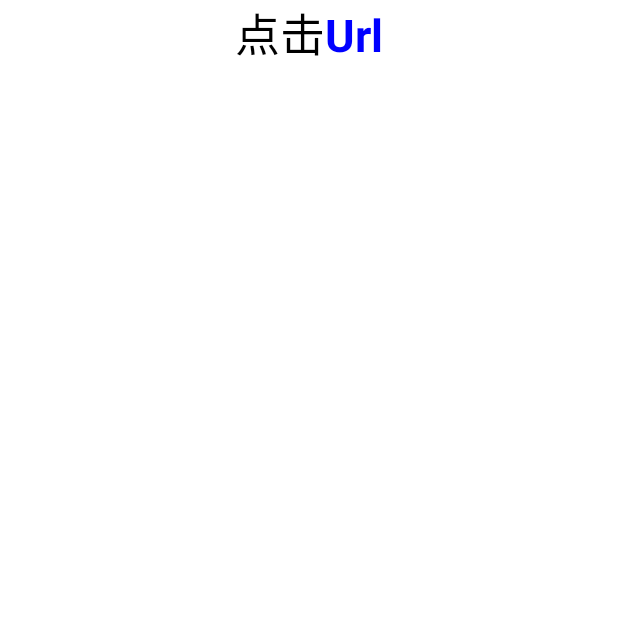
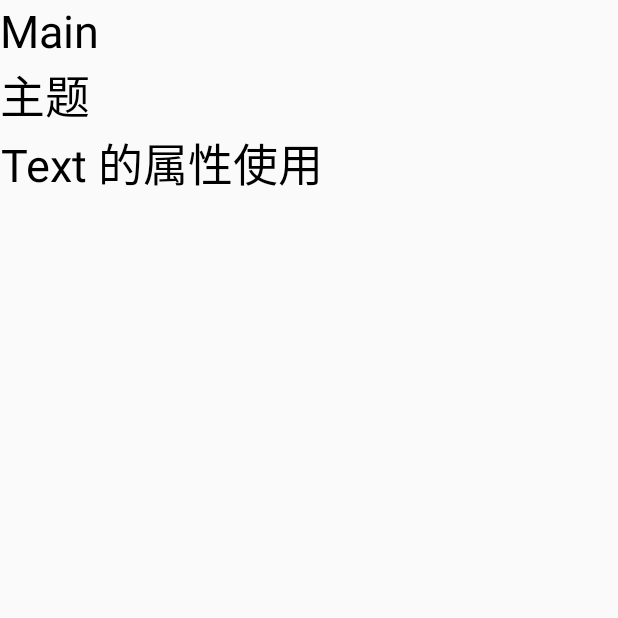
Before and after one commit to anlonglong/JetpackComposeBookLearn, an Android app built with Jetpack Compose: the screen it shows after launch (TextDisplayActivity before the commit, CategoryActivity after it), on a phone screen of 412 x 824 dp, the top half of it. Run offline under Robolectric (Android 15) with nearby library versions, the phone set to English and light mode, and no system bars.

Commit message:
添加Category Activity

```diff
--- a/app/src/main/AndroidManifest.xml
+++ b/app/src/main/AndroidManifest.xml
@@ -14,13 +14,13 @@
         android:theme="@style/Theme.JetpackComposeBookLearn"
         tools:targetApi="31">
         <activity
-            android:name=".CategoryActivity"
+            android:name=".chapter2.TextDisplayActivity"
             android:exported="false" />
         <activity
             android:name=".chapter2.ThemeActivity"
             android:exported="false" />
         <activity
-            android:name=".chapter2.TextDisplayActivity"
+            android:name=".CategoryActivity"
             android:exported="true"
             android:label="@string/app_name"
             android:theme="@style/Theme.JetpackComposeBookLearn">
--- a/app/src/main/java/com/longlong/an/jetpackcomposebooklearn/CategoryActivity.java
+++ /dev/null
@@ -1,14 +0,0 @@
-package com.longlong.an.jetpackcomposebooklearn;
-
-import androidx.appcompat.app.AppCompatActivity;
-
-import android.os.Bundle;
-
-public class CategoryActivity extends AppCompatActivity {
-
-    @Override
-    protected void onCreate(Bundle savedInstanceState) {
-        super.onCreate(savedInstanceState);
-        setContentView(R.layout.activity_category);
-    }
-}
--- /dev/null
+++ b/app/src/main/java/com/longlong/an/jetpackcomposebooklearn/CategoryActivity.kt
@@ -0,0 +1,70 @@
+package com.longlong.an.jetpackcomposebooklearn
+
+import android.content.Context
+import android.content.Intent
+import android.os.Bundle
+import android.view.View
+import android.view.ViewGroup
+import android.widget.TextView
+import androidx.appcompat.app.AppCompatActivity
+import androidx.recyclerview.widget.LinearLayoutManager
+import androidx.recyclerview.widget.RecyclerView
+import com.longlong.an.jetpackcomposebooklearn.chapter2.TextDisplayActivity
+import com.longlong.an.jetpackcomposebooklearn.chapter2.ThemeActivity
+
+class CategoryActivity : AppCompatActivity() {
+
+    private val recycle: RecyclerView by lazy {
+        findViewById(R.id.recycle_view)
+    }
+
+    private val recycleData: MutableList<ItemInfo> by lazy {
+        mutableListOf(
+            ItemInfo("Main",this.baseContext,MainActivity::class.java),
+            ItemInfo("主题",this.baseContext,ThemeActivity::class.java),
+            ItemInfo("Text 的属性使用",this.application, TextDisplayActivity::class.java)
+        )
+    }
+
+    override fun onCreate(savedInstanceState: Bundle?) {
+        super.onCreate(savedInstanceState)
+        setContentView(R.layout.activity_category)
+        recycle.layoutManager = LinearLayoutManager(this, RecyclerView.VERTICAL, false)
+        recycle.adapter = CategoryAdapter(recycleData)
+    }
+
+    inner class CategoryAdapter(private val data: MutableList<ItemInfo>) :
+        RecyclerView.Adapter<CategoryViewHolder>() {
+
+        override fun onCreateViewHolder(parent: ViewGroup, viewType: Int): CategoryViewHolder {
+            return CategoryViewHolder(
+                View.inflate(
+                    parent.context,
+                    R.layout.category_item,
+                    null
+                )
+            ).also { vh ->
+                vh.itemText.setOnClickListener {
+                    val itemInfo = this.data[vh.adapterPosition]
+                    parent.context.startActivity(Intent(itemInfo.ctx, itemInfo.java))
+                }
+            }
+        }
+
+        override fun onBindViewHolder(holder: CategoryViewHolder, position: Int) {
+            holder.itemText.text = data[position].desc
+        }
+
+        override fun getItemCount(): Int {
+            return data.size
+        }
+
+    }
+
+    inner class CategoryViewHolder(private val itemView: View) : RecyclerView.ViewHolder(itemView) {
+        val itemText: TextView = itemView.findViewById(R.id.tv)
+
+    }
+
+    data class ItemInfo(val desc: String, val ctx: Context, val java: Class<out Any>)
+}
--- a/app/src/main/java/com/longlong/an/jetpackcomposebooklearn/chapter2/ThemeActivity.kt
+++ b/app/src/main/java/com/longlong/an/jetpackcomposebooklearn/chapter2/ThemeActivity.kt
@@ -23,7 +23,7 @@ class ThemeActivity : ComponentActivity() {
         setContent {
             JetpackComposeBookLearnTheme {
                 Surface(color = MaterialTheme.colors.primary) {
-
+                    Text1()
                 }
             }
         }
--- a/app/src/main/res/layout/activity_category.xml
+++ b/app/src/main/res/layout/activity_category.xml
@@ -5,5 +5,12 @@
     android:layout_width="match_parent"
     android:layout_height="match_parent"
     tools:context=".CategoryActivity">
-
+  <androidx.recyclerview.widget.RecyclerView
+      android:id="@+id/recycle_view"
+      android:layout_width="0dp"
+      android:layout_height="0dp"
+      app:layout_constraintLeft_toLeftOf="parent"
+      app:layout_constraintRight_toRightOf="parent"
+      app:layout_constraintTop_toTopOf="parent"
+      app:layout_constraintBottom_toBottomOf="parent"/>
 </androidx.constraintlayout.widget.ConstraintLayout>
--- /dev/null
+++ b/app/src/main/res/layout/category_item.xml
@@ -0,0 +1,16 @@
+<?xml version="1.0" encoding="utf-8"?>
+<LinearLayout xmlns:android="http://schemas.android.com/apk/res/android"
+    xmlns:tools="http://schemas.android.com/tools"
+    android:layout_width="match_parent"
+    android:layout_height="match_parent"
+    android:orientation="vertical">
+
+    <TextView
+        android:id="@+id/tv"
+        android:layout_width="match_parent"
+        android:layout_height="wrap_content"
+        tools:text="ANLLLL"
+        android:gravity="center"
+        android:textColor="@color/black"
+        android:textSize="30dp" />
+</LinearLayout>
--- a/app/src/main/res/values/themes.xml
+++ b/app/src/main/res/values/themes.xml
@@ -1,7 +1,7 @@
 <?xml version="1.0" encoding="utf-8"?>
 <resources>
 
-    <style name="Theme.JetpackComposeBookLearn" parent="android:Theme.Material.Light.NoActionBar">
+    <style name="Theme.JetpackComposeBookLearn" parent="Theme.AppCompat.DayNight.NoActionBar">
         <item name="android:statusBarColor">@color/purple_700</item>
     </style>
 </resources>
```
